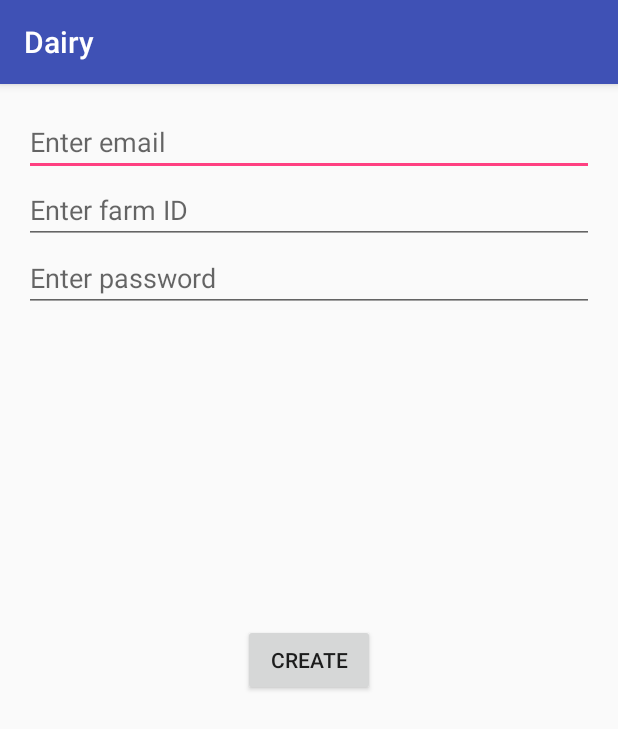
After one commit to LeahK/CowCareMobileApplication, an Android app: the SignUp screen opened directly, with no data from a screen before it, on a phone screen of 412 x 824 dp. The commit adds this screen. Shown: the top 729 px of the screen. Run offline under Robolectric (Android 15) with nearby library versions, the phone set to English and light mode, and no system bars.

Commit message:
add sign up page and function

```diff
--- a/login_screen/src/main/AndroidManifest.xml
+++ b/login_screen/src/main/AndroidManifest.xml
@@ -33,7 +33,8 @@
         <activity android:name=".AddNewCow" />
         <activity android:name=".CowInformation" />
         <activity android:name=".NextStep" />
-        <activity android:name=".TEMP"></activity>
+        <activity android:name=".TEMP" />
+        <activity android:name=".SignUp"></activity>
     </application>
 
 </manifest>
--- /dev/null
+++ b/login_screen/src/main/res/layout/activity_sign_up.xml
@@ -0,0 +1,51 @@
+<?xml version="1.0" encoding="utf-8"?>
+<RelativeLayout xmlns:android="http://schemas.android.com/apk/res/android"
+    xmlns:tools="http://schemas.android.com/tools"
+    android:layout_width="match_parent"
+    android:layout_height="match_parent"
+    android:paddingBottom="@dimen/activity_vertical_margin"
+    android:paddingLeft="@dimen/activity_horizontal_margin"
+    android:paddingRight="@dimen/activity_horizontal_margin"
+    android:paddingTop="@dimen/activity_vertical_margin"
+    tools:context="com.example.leah.myapplication.SignUp">
+
+    <AutoCompleteTextView
+        android:id="@+id/newEmail"
+        android:layout_width="match_parent"
+        android:layout_height="wrap_content"
+        android:inputType="number"
+        android:hint="@string/enter_email"
+        android:maxLines="1"
+        android:singleLine="true" />
+
+    <EditText
+        android:id="@+id/newFarmID"
+        android:layout_width="match_parent"
+        android:layout_height="wrap_content"
+        android:layout_below="@+id/newEmail"
+
+        android:hint="@string/enter_farmID"
+        android:inputType="number"
+        android:maxLines="1"
+        android:singleLine="true" />
+
+    <EditText
+        android:id="@+id/newPassword"
+        android:layout_width="match_parent"
+        android:layout_height="wrap_content"
+        android:layout_below="@+id/newFarmID"
+
+        android:hint="@string/enter_password"
+        android:inputType="number"
+        android:maxLines="1"
+        android:singleLine="true" />
+
+    <Button
+        android:layout_width="wrap_content"
+        android:layout_height="wrap_content"
+        android:text="Create"
+        android:id="@+id/signUp_button"
+        android:layout_centerVertical="true"
+        android:layout_centerHorizontal="true" />
+
+</RelativeLayout>
--- a/login_screen/src/main/res/values/strings.xml
+++ b/login_screen/src/main/res/values/strings.xml
@@ -3,13 +3,16 @@
 
     <!-- Strings related to login -->
     <string name="prompt_email">Email</string>
-    <string name="prompt_password">Password (optional)</string>
-    <string name="action_sign_in">Sign in or register</string>
+    <string name="prompt_password">Password</string>
+    <string name="action_sign_in">Sign in</string>
+    <string name="action_sign_up">Create a new account</string>
+
     <string name="action_sign_in_short">Sign in</string>
     <string name="error_invalid_email">This email address is invalid</string>
     <string name="error_invalid_password">This password is too short</string>
     <string name="error_invalid_cowID">This id is wrong</string>
     <string name="error_incorrect_information">This information is incorrect</string>
+    <string name="error_invalid_farmID">This farm ID is invalid</string>
 
     <string name="error_incorrect_password">This password is incorrect</string>
     <string name="error_field_required">This field is required</string>
@@ -26,6 +29,10 @@
     <string name="cow_id">Finish Enter</string>
     <string name="enter_cow_id">Enter Cow ID</string>
     <string name="enter_state_number">Enter state number</string>
+    <string name="enter_email">Enter email</string>
+    <string name="enter_farmID">Enter farm ID</string>
+    <string name="enter_password">Enter password</string>
+
 
     <string name="mus">a. Moribund or unfit for slaughter</string>
     <string name="sto">b. Separated for treatment or observation</string>
```
Also changed, not shown: login_screen/src/main/java/com/example/leah/myapplication/LoginActivity.java (+9 -0 lines), login_screen/src/main/java/com/example/leah/myapplication/SignUp.java (added, +258 -0 lines), login_screen/src/main/res/layout/activity_login.xml (+8 -0 lines).
